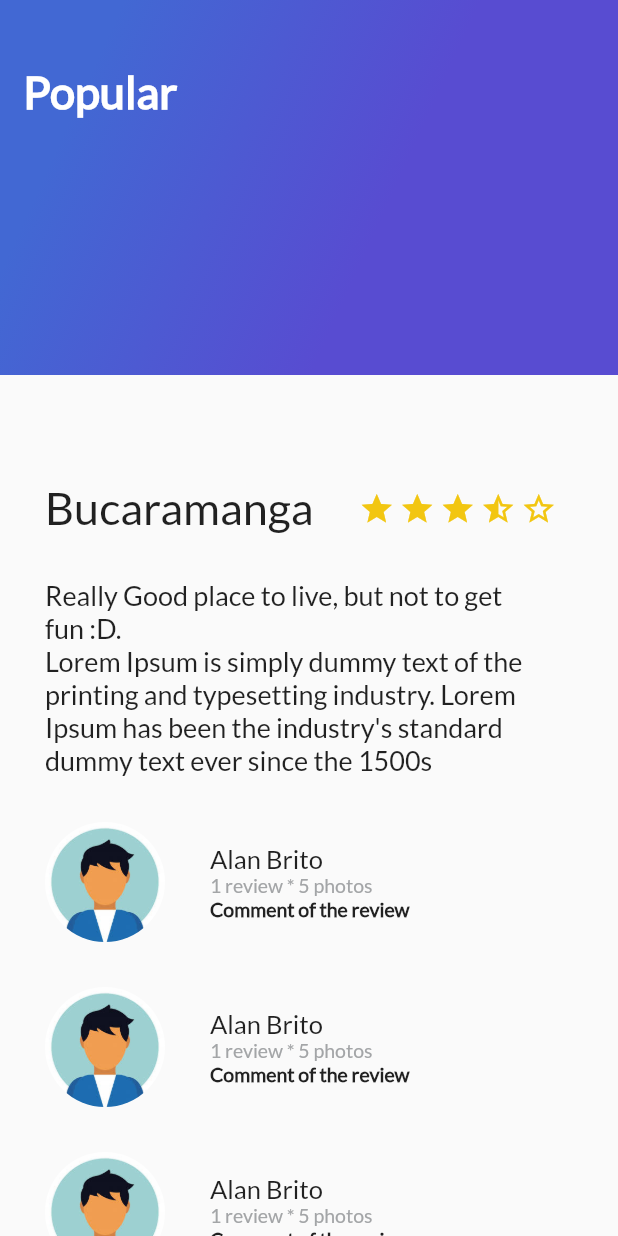
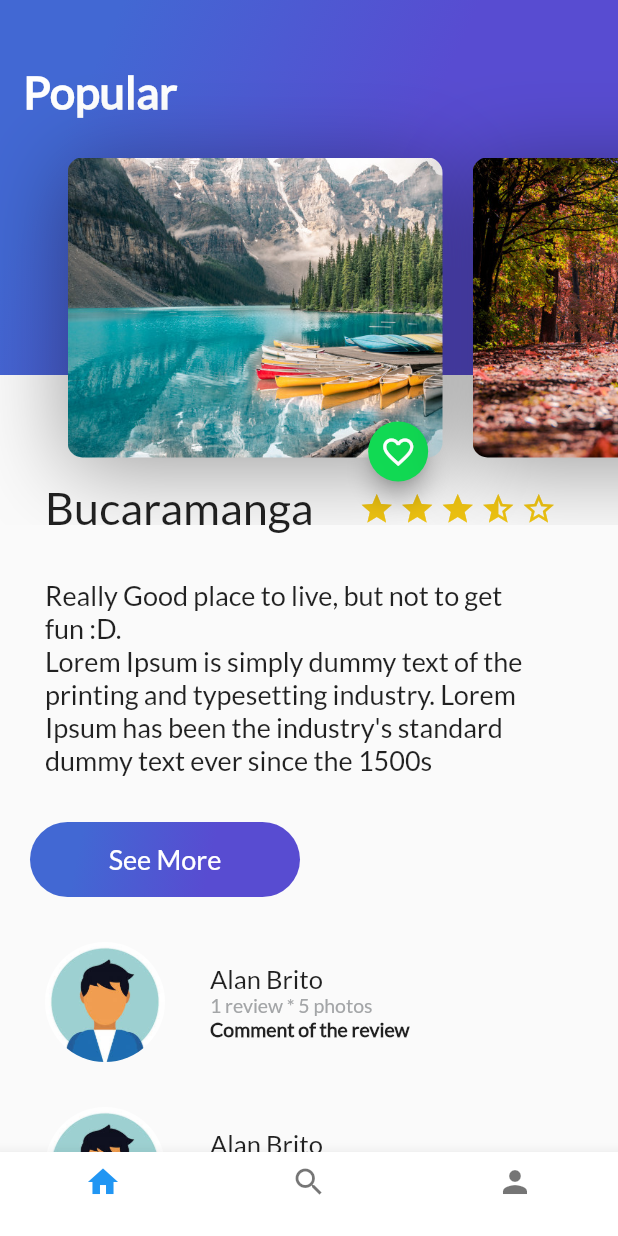
Before and after one commit to AronForero/PlatziFlutterCourse, a Flutter app: the screen it shows after launch, on a phone screen of 412 x 824 dp. Run offline on Flutter 3.47's test engine with Material 2 defaults, Android fonts, the phone set to English and light mode, and no system bars.

Commit message:
feat(all): course almost finished
BREAKING CHANGE: Add a better order to the code, Navigation bottom bar added, new views added... Just remains the last challenge and the exam.

```diff
--- a/lib/card_image.dart
+++ b/lib/card_image.dart
@@ -1,4 +1,5 @@
 import 'package:flutter/material.dart';
+import 'package:platzi_trips_app/custom_floating_action_button.dart';
 
 class CardImage extends StatelessWidget {
 
@@ -14,6 +15,7 @@ class CardImage extends StatelessWidget {
       margin: EdgeInsets.only(
         top: 80.0,
         left: 20.0,
+        bottom: 20.0,
       ),
 
       decoration: BoxDecoration(
@@ -26,13 +28,21 @@ class CardImage extends StatelessWidget {
         boxShadow: <BoxShadow>[
           BoxShadow(
             color: Colors.black38,
-            blurRadius: 15.0,
+            blurRadius: 50.0,
             offset: Offset(0.0, 7.0),
           )
         ]
       ),
     );
 
-    return card;
+    final final_card = Stack(
+      alignment: Alignment(0.95, 1.0),
+      children: <Widget>[
+        card,
+        CustomFloatingActionButton(),
+      ],
+    );
+
+    return final_card;
   }
 }
--- /dev/null
+++ b/lib/card_image_list.dart
@@ -0,0 +1,22 @@
+import 'package:flutter/material.dart';
+import 'package:platzi_trips_app/card_image.dart';
+
+class CardImageList extends StatelessWidget {
+  @override
+  Widget build(BuildContext context) {
+    return Container(
+      height: 350.0,
+      child: ListView(
+        padding: EdgeInsets.all(25.0),
+        scrollDirection: Axis.horizontal,
+        children: <Widget>[
+          CardImage('assets/lake.jpg'),
+          CardImage('assets/otono.jpg'),
+          CardImage('assets/stars.jpg'),
+          CardImage('assets/cascade.jpg'),
+          CardImage('assets/flowers.jpg'),
+        ],
+      ),
+    );
+  }
+}
--- /dev/null
+++ b/lib/custom_button.dart
@@ -0,0 +1,55 @@
+import 'package:flutter/material.dart';
+
+class CustomButton extends StatelessWidget {
+
+  String buttonContent = 'Navigate';
+
+  CustomButton(this.buttonContent);
+
+  @override
+  Widget build(BuildContext context) {
+
+    return InkWell(
+      onTap: () {
+        Scaffold.of(context).showSnackBar(
+          SnackBar(
+            content: Text('Navegando'),
+            )
+        );
+      },
+
+      child: Container(
+        margin: EdgeInsets.only(
+          top: 30.0,
+          left: 20.0,
+          right: 20.0,
+        ),
+        height: 50.0,
+        width: 180.0,
+        decoration: BoxDecoration(
+          borderRadius: BorderRadius.circular(30.0),
+          gradient: LinearGradient(
+            colors: [
+              Color(0xFF4268D3),
+              Color(0xFF584CD1),
+            ],
+            begin: FractionalOffset(0.2, 0.0),
+            end: FractionalOffset(1.0, 0.6),
+            stops: [0.0, 0.6],
+            tileMode: TileMode.clamp,
+          )
+        ),
+        child: Center(
+          child: Text(
+            buttonContent,
+            style: TextStyle(
+              fontSize: 18.0,
+              fontFamily: 'Lato',
+              color: Colors.white,
+            ),
+          ),
+        ),
+      ),
+    );
+  }
+}
--- /dev/null
+++ b/lib/custom_floating_action_button.dart
@@ -0,0 +1,32 @@
+import 'package:flutter/material.dart';
+
+class CustomFloatingActionButton extends StatefulWidget {
+  @override
+  State<StatefulWidget> createState() {
+    return _CustomFloatingActionButton();
+  }
+}
+
+class _CustomFloatingActionButton extends State<CustomFloatingActionButton> {
+
+  void onPressedFav() {
+    Scaffold.of(context).showSnackBar(
+      SnackBar(
+        content: Text('Agregaste a Fav'),
+      )
+    );
+
+  }
+
+  @override
+  Widget build(BuildContext context) {
+    return FloatingActionButton(
+      backgroundColor: Color(0xFF11DA53),
+      mini: true,
+      tooltip: 'Fav',
+      child: Icon(Icons.favorite_border),
+      onPressed: onPressedFav,
+    );
+  }
+
+}
--- a/lib/description_place.dart
+++ b/lib/description_place.dart
@@ -1,4 +1,5 @@
 import 'package:flutter/material.dart';
+import 'package:platzi_trips_app/custom_button.dart';
 import 'package:platzi_trips_app/review_list.dart';
 
 class DescriptionPlace extends StatelessWidget {
@@ -96,10 +97,12 @@ class DescriptionPlace extends StatelessWidget {
 
 
     final body = Column(
+      crossAxisAlignment: CrossAxisAlignment.start,
       children: <Widget>[
         title_stars,
         description,
-        ReviewList()
+        CustomButton('See More'),
+        ReviewList(),
       ],
     );
 
--- /dev/null
+++ b/lib/header_appbar.dart
@@ -0,0 +1,15 @@
+import 'package:flutter/material.dart';
+import 'package:platzi_trips_app/card_image_list.dart';
+import 'package:platzi_trips_app/gradient_back.dart';
+
+class HeaderAppBar extends StatelessWidget {
+  @override
+  Widget build(BuildContext context) {
+    return Stack(
+      children: <Widget>[
+        GradientBack('Popular'),
+        CardImageList(),
+      ],
+    );
+  }
+}
--- /dev/null
+++ b/lib/home_trips.dart
@@ -0,0 +1,22 @@
+import 'package:flutter/material.dart';
+import 'package:platzi_trips_app/description_place.dart';
+import 'package:platzi_trips_app/header_appbar.dart';
+import 'package:platzi_trips_app/review_list.dart';
+
+class HomeTrips extends StatelessWidget {
+  @override
+  Widget build(BuildContext context) {
+    String description = "Really Good place to live, but not to get fun :D. \nLorem Ipsum is simply dummy text of the printing and typesetting industry. Lorem Ipsum has been the industry's standard dummy text ever since the 1500s";
+    return Stack(
+          children: <Widget>[
+            ListView(
+              children: <Widget>[
+                DescriptionPlace('Bucaramanga', 3.5, description),
+                ReviewList(),
+              ],
+            ),
+            HeaderAppBar(),
+          ],
+        );
+  }
+}
--- a/lib/main.dart
+++ b/lib/main.dart
@@ -1,7 +1,5 @@
 import 'package:flutter/material.dart';
-import 'package:platzi_trips_app/gradient_back.dart';
-import 'package:platzi_trips_app/review_list.dart';
-import 'description_place.dart';
+import 'package:platzi_trips_app/platzi_trips.dart';
 
 void main() => runApp(MyApp());
 
@@ -9,26 +7,12 @@ class MyApp extends StatelessWidget {
   // This widget is the root of your application.
   @override
   Widget build(BuildContext context) {
-    String description = "Really Good place to live, but not to get fun :D. \nLorem Ipsum is simply dummy text of the printing and typesetting industry. Lorem Ipsum has been the industry's standard dummy text ever since the 1500s";
     return MaterialApp(
-      title: 'Reto 2 Platzi Flutter Course',
+      title: 'Platzi Flutter Course App',
       theme: ThemeData(
         primarySwatch: Colors.blue,
       ),
-      home: Scaffold(
-        body: Stack(
-          children: <Widget>[
-            ListView(
-              children: <Widget>[
-                DescriptionPlace('Bucaramanga', 3.5, description),
-                ReviewList(),
-              ],
-            ),
-            GradientBack('Popular'),
-
-          ],
-        ),
-      )
+      home: PlatziTrips()
     );
   }
 }
--- /dev/null
+++ b/lib/platzi_trips.dart
@@ -0,0 +1,60 @@
+import 'package:flutter/material.dart';
+import 'package:platzi_trips_app/home_trips.dart';
+import 'package:platzi_trips_app/profile_trips.dart';
+import 'package:platzi_trips_app/search_trips.dart';
+
+class PlatziTrips extends StatefulWidget {
+  @override
+  State<StatefulWidget> createState() {
+    return _PlatziTrips();
+  }
+}
+
+
+class _PlatziTrips extends State<PlatziTrips> {
+
+  int indexTap = 0;
+
+  final List<Widget> widgetsChildren = [
+    HomeTrips(),
+    SearchTrips(),
+    ProfileTrips(),
+  ];
+
+  void onTapTapped(int index) {
+    setState(() {
+      indexTap = index;
+    });
+  }
+
+  @override
+  Widget build(BuildContext context) {
+    return Scaffold(
+      body: widgetsChildren[indexTap],
+      bottomNavigationBar: Theme(
+        data: Theme.of(context).copyWith(
+          canvasColor: Colors.white,
+          primaryColor: Colors.purple,
+        ),
+        child: BottomNavigationBar(
+          onTap: onTapTapped,
+          currentIndex: indexTap,
+          items: [
+            BottomNavigationBarItem(
+              icon: Icon(Icons.home),
+              title: Text('')
+            ),
+            BottomNavigationBarItem(
+              icon: Icon(Icons.search),
+              title: Text('')
+            ),
+            BottomNavigationBarItem(
+              icon: Icon(Icons.person),
+              title: Text('')
+            )
+          ]
+          ),
+      ),
+    ) ;
+  }
+}
--- /dev/null
+++ b/lib/profile_trips.dart
@@ -0,0 +1,10 @@
+import 'package:flutter/material.dart';
+
+class ProfileTrips extends StatelessWidget {
+   @override
+   Widget build(BuildContext context) {
+     return Container(
+       color: Colors.indigo,
+     );
+   }
+}
--- /dev/null
+++ b/lib/search_trips.dart
@@ -0,0 +1,10 @@
+import 'package:flutter/material.dart';
+
+class SearchTrips extends StatelessWidget {
+  @override
+  Widget build(BuildContext context) {
+    return Container(
+      color: Colors.greenAccent,
+    );
+  }
+}
```
